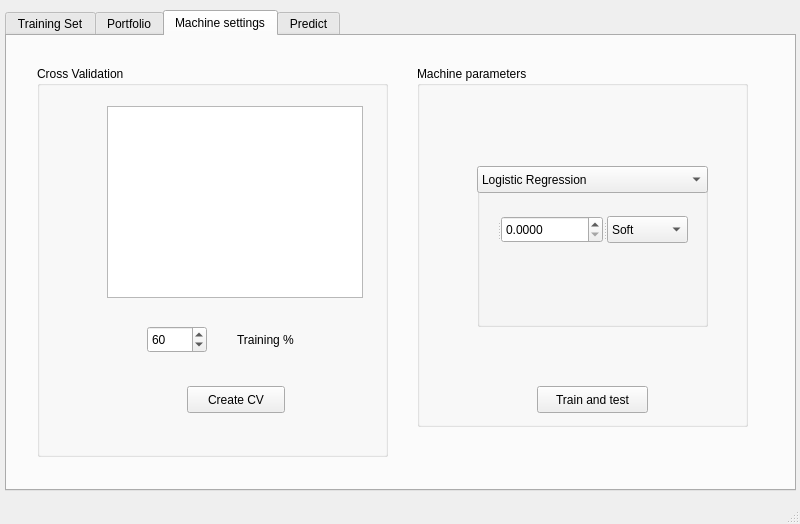
This is MachineBenchMark/UI/Prueba1.ui in aydevosotros/MachineBenchMark as Qt 5 draws it before an edit. The edited form follows.
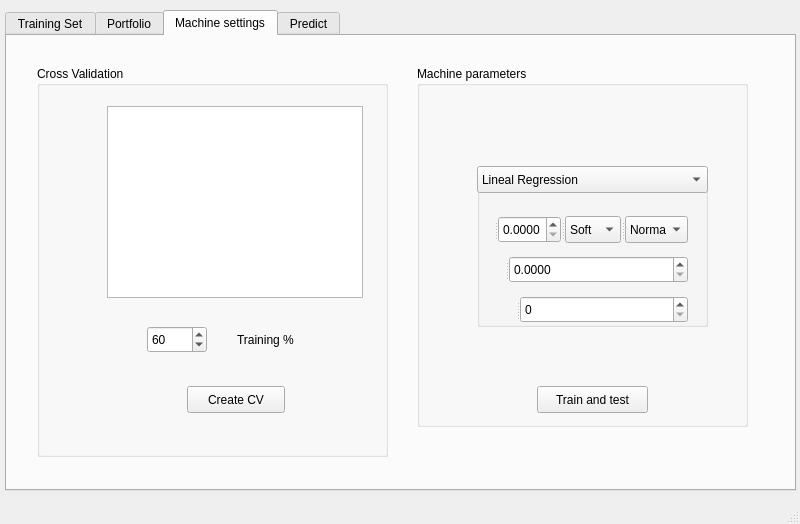
This is the edited form. The open tabs and pages were chosen to show the change. Custom widgets are drawn as their Qt base class.

Commit message: Añadida la opción de elegir varias dimensiones sin agrupar por fechas, añadidos el resto de valores de la NN y añadida la regresión lineal al benchmark

The edit to the form file:
```diff
--- a/MachineBenchMark/UI/Prueba1.ui
+++ b/MachineBenchMark/UI/Prueba1.ui
@@ -468,6 +468,63 @@
           </property>
          </item>
         </widget>
+        <widget class="QComboBox" name="comboBox_6">
+         <item>
+          <property name="text">
+           <string>Normal</string>
+          </property>
+         </item>
+         <item>
+          <property name="text">
+           <string>Gradient</string>
+          </property>
+         </item>
+        </widget>
+       </widget>
+       <widget class="QSplitter" name="splitter_2">
+        <property name="geometry">
+         <rect>
+          <x>10</x>
+          <y>80</y>
+          <width>201</width>
+          <height>27</height>
+         </rect>
+        </property>
+        <property name="orientation">
+         <enum>Qt::Horizontal</enum>
+        </property>
+        <widget class="QLabel" name="label_8">
+         <property name="text">
+          <string/>
+         </property>
+        </widget>
+        <widget class="QDoubleSpinBox" name="doubleSpinBox_2">
+         <property name="decimals">
+          <number>4</number>
+         </property>
+         <property name="singleStep">
+          <double>0.100000000000000</double>
+         </property>
+        </widget>
+       </widget>
+       <widget class="QSplitter" name="splitter_3">
+        <property name="geometry">
+         <rect>
+          <x>10</x>
+          <y>120</y>
+          <width>201</width>
+          <height>27</height>
+         </rect>
+        </property>
+        <property name="orientation">
+         <enum>Qt::Horizontal</enum>
+        </property>
+        <widget class="QLabel" name="label_9">
+         <property name="text">
+          <string/>
+         </property>
+        </widget>
+        <widget class="QSpinBox" name="spinBox_3"/>
        </widget>
       </widget>
       <widget class="QComboBox" name="comboBox">
@@ -479,6 +536,11 @@
          <height>27</height>
         </rect>
        </property>
+       <item>
+        <property name="text">
+         <string>Lineal Regression</string>
+        </property>
+       </item>
        <item>
         <property name="text">
          <string>Logistic Regression</string>
```
Left out of the diff: 62 changed lines with no effect on the pictures. The commit also changes 3 other files.
